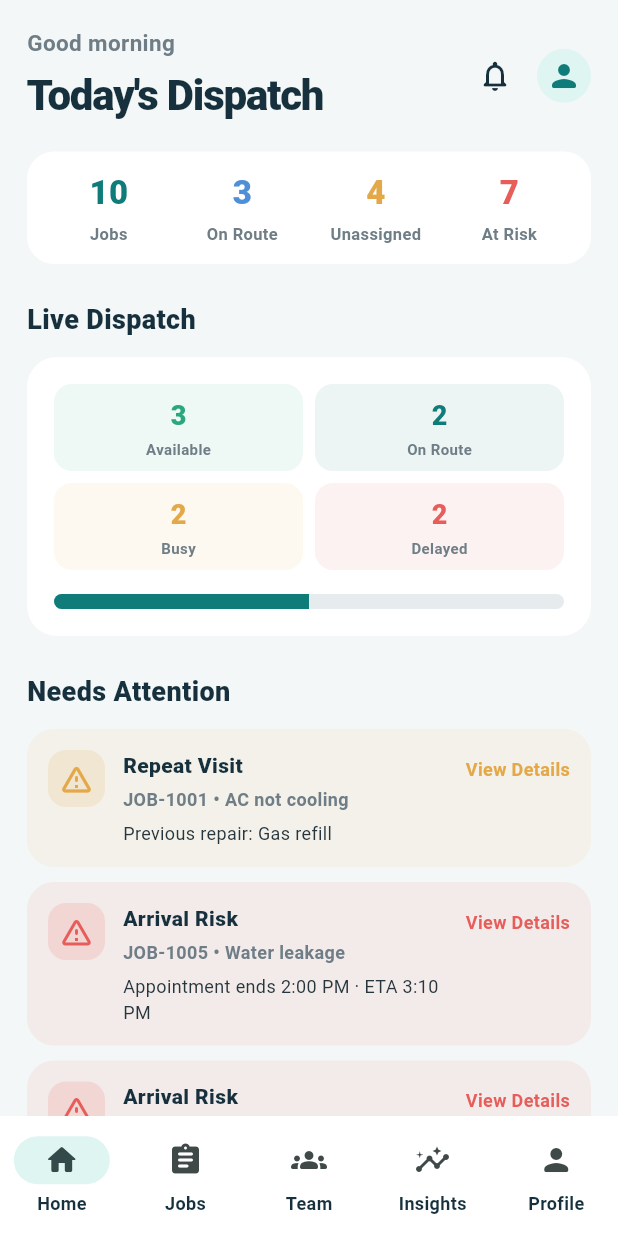
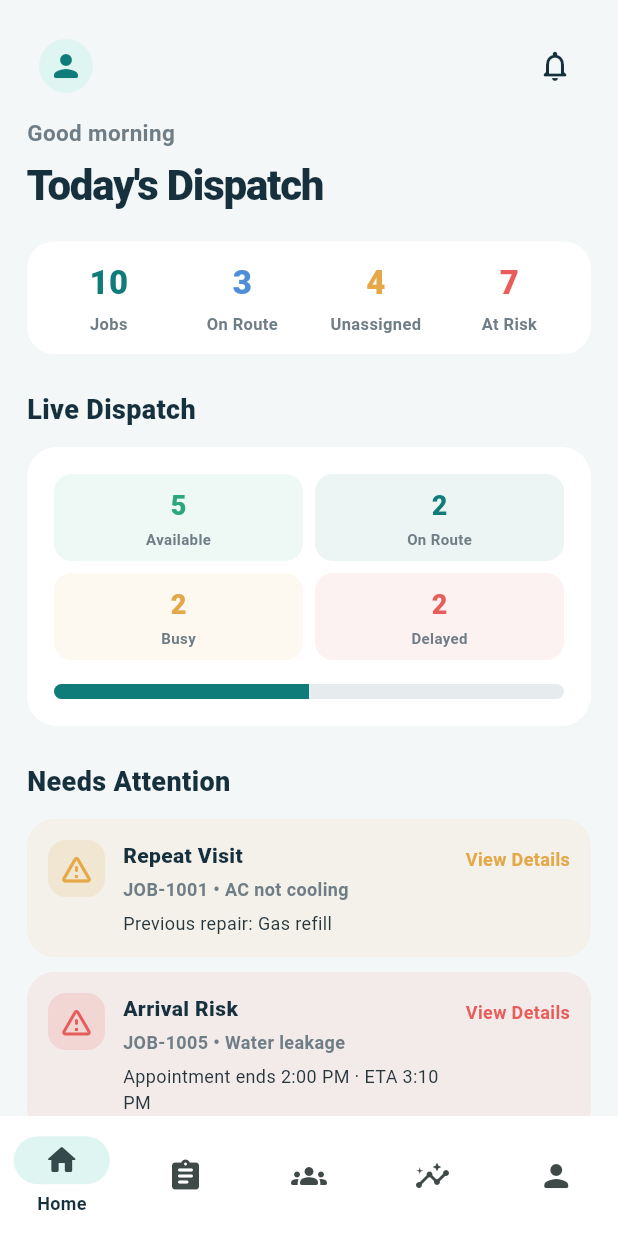
Before and after one commit to kalviumcommunity/S114-Team04-MobileAppDevelopment-with-FlutterandFirebase-DispatchIQ, a Flutter app: the DashboardScreen screen opened directly, on a phone screen of 412 x 824 dp. Run offline on Flutter 3.47's test engine with Material 3 defaults, Android fonts, the phone set to English and light mode, and no system bars.

Commit message:
Updated Frontend

```diff
--- a/frontend/lib/screens/dashboard/dashboard_screen.dart
+++ b/frontend/lib/screens/dashboard/dashboard_screen.dart
@@ -21,6 +21,22 @@ class DashboardScreen extends StatefulWidget {
 
 class _DashboardScreenState extends State<DashboardScreen> {
   int _selectedIndex = 0;
+  final PageController _pageController = PageController();
+
+  void _onTabSelected(int index) {
+    setState(() => _selectedIndex = index);
+    _pageController.animateToPage(
+      index,
+      duration: const Duration(milliseconds: 220),
+      curve: Curves.easeOutCubic,
+    );
+  }
+
+  @override
+  void dispose() {
+    _pageController.dispose();
+    super.dispose();
+  }
 
   @override
   Widget build(BuildContext context) {
@@ -45,11 +61,7 @@ class _DashboardScreenState extends State<DashboardScreen> {
     final workloadUtilization =
         maxWorkload == 0 ? 0.0 : assignedWorkload / maxWorkload;
 
-    return Scaffold(
-      body: SafeArea(
-        child: IndexedStack(
-          index: _selectedIndex,
-          children: [
+    final screens = [
       _DashboardBody(
         todayJobs: todayJobs,
         availableTechs: availableTechs,
@@ -65,13 +77,20 @@ class _DashboardScreenState extends State<DashboardScreen> {
       const TechniciansScreen(),
       const AnalyticsScreen(),
       const ProfileScreen(),
-          ],
+    ];
+
+    return Scaffold(
+      body: SafeArea(
+        child: PageView(
+          controller: _pageController,
+          onPageChanged: (index) => setState(() => _selectedIndex = index),
+          children: screens,
         ),
       ),
       bottomNavigationBar: NavigationBar(
         selectedIndex: _selectedIndex,
-        onDestinationSelected: (index) =>
-            setState(() => _selectedIndex = index),
+        onDestinationSelected: _onTabSelected,
+        labelBehavior: NavigationDestinationLabelBehavior.onlyShowSelected,
         destinations: const [
           NavigationDestination(icon: Icon(Icons.home_rounded), label: 'Home'),
           NavigationDestination(
@@ -123,12 +142,43 @@ class _DashboardBody extends StatelessWidget {
       child: Column(
         crossAxisAlignment: CrossAxisAlignment.start,
         children: [
+          Column(
+            crossAxisAlignment: CrossAxisAlignment.start,
+            children: [
               Row(
                 children: [
-              Expanded(
-                child: Column(
-                  crossAxisAlignment: CrossAxisAlignment.start,
-                  children: [
+                  IconButton(
+                    tooltip: 'Open profile',
+                    onPressed: () {
+                      Navigator.of(context).push(
+                        MaterialPageRoute(
+                          builder: (_) => const ProfileScreen(),
+                        ),
+                      );
+                    },
+                    icon: const CircleAvatar(
+                      radius: 18,
+                      backgroundColor: AppTheme.primarySoft,
+                      child: Icon(
+                        Icons.person_rounded,
+                        color: AppTheme.primary,
+                      ),
+                    ),
+                  ),
+                  const Spacer(),
+                  IconButton(
+                    onPressed: () {
+                      Navigator.of(context).push(
+                        MaterialPageRoute(
+                            builder: (_) => const NotificationsScreen()),
+                      );
+                    },
+                    icon: const Icon(Icons.notifications_none_rounded,
+                        color: AppTheme.navy),
+                  ),
+                ],
+              ),
+              const SizedBox(height: 8),
               Text(
                 currentGreeting,
                 style: const TextStyle(
@@ -146,29 +196,6 @@ class _DashboardBody extends StatelessWidget {
                   color: AppTheme.navy,
                   letterSpacing: -0.8,
                 ),
-                    ),
-                  ],
-                ),
-              ),
-              Row(
-                children: [
-                  IconButton(
-                    onPressed: () {
-                      Navigator.of(context).push(
-                        MaterialPageRoute(
-                            builder: (_) => const NotificationsScreen()),
-                      );
-                    },
-                    icon: const Icon(Icons.notifications_none_rounded,
-                        color: AppTheme.navy),
-                  ),
-                  const SizedBox(width: 4),
-                  const CircleAvatar(
-                    radius: 18,
-                    backgroundColor: AppTheme.primarySoft,
-                    child: Icon(Icons.person_rounded, color: AppTheme.primary),
-                  ),
-                ],
               ),
             ],
           ),
--- a/frontend/lib/services/job_service.dart
+++ b/frontend/lib/services/job_service.dart
@@ -102,8 +102,7 @@ class JobService {
       throw ArgumentError.value(
           technicianId, 'technicianId', 'No matching technician');
     }
-    if ((technician.status != TechnicianStatus.available &&
-            technician.status != TechnicianStatus.onRoute) ||
+    if (!TechnicianService.isAvailableForDispatch(technician) ||
         technician.currentWorkload >= technician.maxWorkload) {
       throw StateError('Technician is not available for assignment');
     }
--- a/frontend/lib/services/technician_service.dart
+++ b/frontend/lib/services/technician_service.dart
@@ -4,9 +4,14 @@ import '../models/technician.dart';
 class TechnicianService {
   static List<Technician> get allTechnicians => MockData.technicians;
 
+  static bool isAvailableForDispatch(Technician technician) {
+    return technician.status == TechnicianStatus.available ||
+        technician.status == TechnicianStatus.onRoute;
+  }
+
   static List<Technician> getAvailableTechnicians() {
     return allTechnicians
-        .where((t) => t.status == TechnicianStatus.available)
+        .where(isAvailableForDispatch)
         .toList();
   }
 
```
Also changed, not shown: frontend/lib/services/assignment_service.dart (+5 -2 lines), 1 other file. Lines whose indentation alone changed are shown as unchanged.
